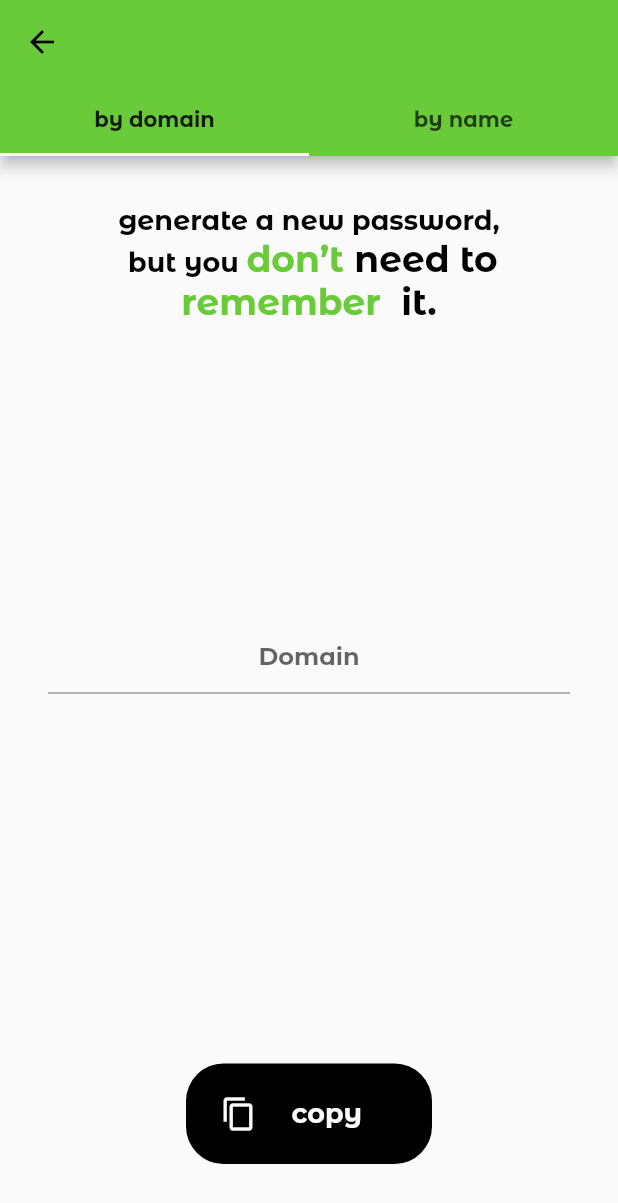
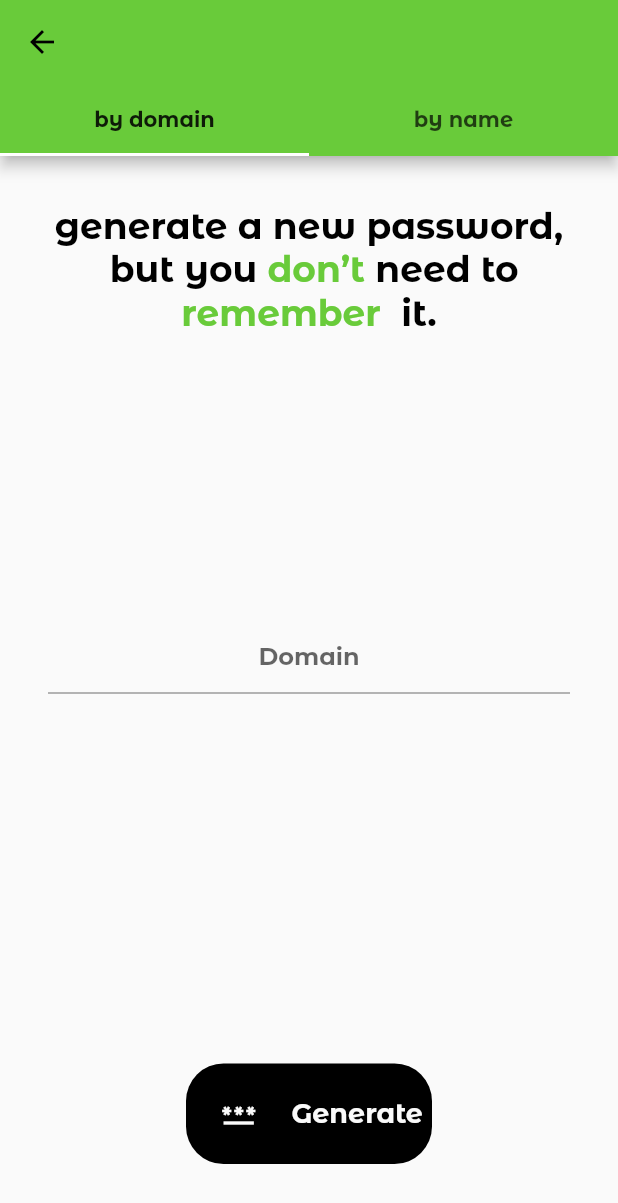
Before and after one commit to Shahryar-Pirooz/Shahryar-Pirooz-Tria-Android, a Flutter app: the MainPage screen opened directly, on a phone screen of 412 x 824 dp. Shown: the top 1203 px of the screen. Run offline on Flutter 3.47's test engine with Material 2 defaults, Android fonts, the phone set to English and light mode, and no system bars; our stand-ins replace introduction_screen, shared_preferences; accounts and stored records are empty; project files that could hold a hidden picture were left out.

Commit message:
Bydomain tab done

```diff
--- a/lib/Pages/main_page.dart
+++ b/lib/Pages/main_page.dart
@@ -1,4 +1,5 @@
 import 'package:flutter/material.dart';
+import 'package:flutter/services.dart';
 import 'package:provider/src/provider.dart';
 import 'package:triapass/main.dart';
 import 'package:triapass/password_generate.dart';
@@ -42,9 +43,9 @@ class ByDomain extends StatelessWidget {
   @override
   Widget build(BuildContext context) {
     SPData().initProviderData(context);
-    String name = context.watch<ChangeVal>().name;
-    String code = context.watch<ChangeVal>().code;
-    String domain = '';
+    String _name = context.watch<ChangeVal>().name;
+    String _code = context.watch<ChangeVal>().code;
+    String _domain = '';
 
     return SafeArea(
       child: Padding(
@@ -56,7 +57,8 @@ class ByDomain extends StatelessWidget {
             Expanded(
                 child: RichText(
               textAlign: TextAlign.center,
-              text: TriaBody('generate a new password,\n but you ', children: [
+              text:
+                  TriaHeader2('generate a new password,\n but you ', children: [
                 TriaHeader2('don’t ', color: primaryColor),
                 TriaHeader2('need to '),
                 TriaHeader2('remember ', color: primaryColor),
@@ -71,13 +73,24 @@ class ByDomain extends StatelessWidget {
               ),
             ),
             TriaButton(() {
-              domain = domainController.text;
+              _domain = domainController.text;
               Map<String, String> stringMap = {
-                'name': name,
-                'code': code,
-                'domain': domain
+                'name': _name.toLowerCase(),
+                'code': _code.toLowerCase(),
+                'domain': _domain.toLowerCase()
               };
-            }, 'copy', Icons.copy)
+              String _pass = passwordGenerator(stringMap);
+              // Provider.of<FillPasswrd>(context, listen: false).passwrd = _pass;
+              SnackBar snackBar = SnackBar(
+                content: Text(_pass),
+                action: SnackBarAction(
+                    label: 'Copy',
+                    onPressed: () {
+                      Clipboard.setData(ClipboardData(text: _pass));
+                    }),
+              );
+              ScaffoldMessenger.of(context).showSnackBar(snackBar);
+            }, 'Generate', Icons.password)
           ],
         ),
       ),
--- a/lib/main.dart
+++ b/lib/main.dart
@@ -12,6 +12,7 @@ void main() {
     MultiProvider(
       providers: [
         ChangeNotifierProvider(create: (_) => ChangeVal()),
+        ChangeNotifierProvider(create: (_) => FillPasswrd()),
       ],
       child: const MainConfig(),
     ),
@@ -39,6 +40,17 @@ class ChangeVal with ChangeNotifier, DiagnosticableTreeMixin {
 
   void saveCode(String text) {
     _code = text;
+    notifyListeners();
+  }
+}
+
+class FillPasswrd with ChangeNotifier, DiagnosticableTreeMixin {
+  String _passwrd = '';
+
+  String get passwrd => _passwrd;
+
+  set passwrd(String pass) {
+    _passwrd = pass;
     notifyListeners();
   }
 }
```
